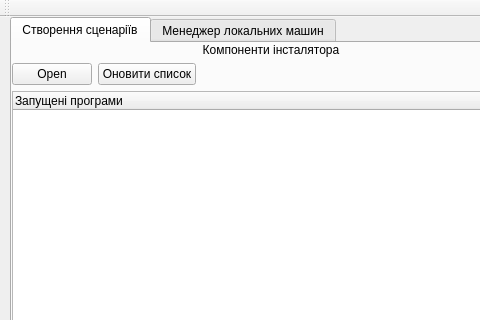
First picture: the form in mainwindow.ui, repository sweetcolor/WinAutoInstaller, before the edit; both pictures show x 0 to 480 and y 0 to 320 of the 1059 by 658 pixel window.
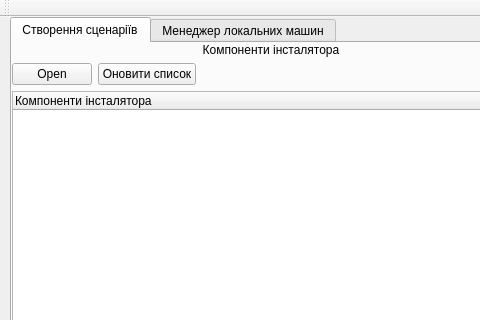
Second picture: the form after the edit. The open tabs and pages were chosen to show the change.

Diff of the .ui file:
```diff
--- a/mainwindow.ui
+++ b/mainwindow.ui
@@ -87,7 +87,7 @@
           <widget class="QTreeWidget" name="installerComponnentTreeWidget">
            <column>
             <property name="text">
-             <string notr="true">Запущені програми</string>
+             <string notr="true">Компоненти інсталятора</string>
             </property>
            </column>
           </widget>
```
Left out of the diff: 18 changed lines with no effect on the pictures.
